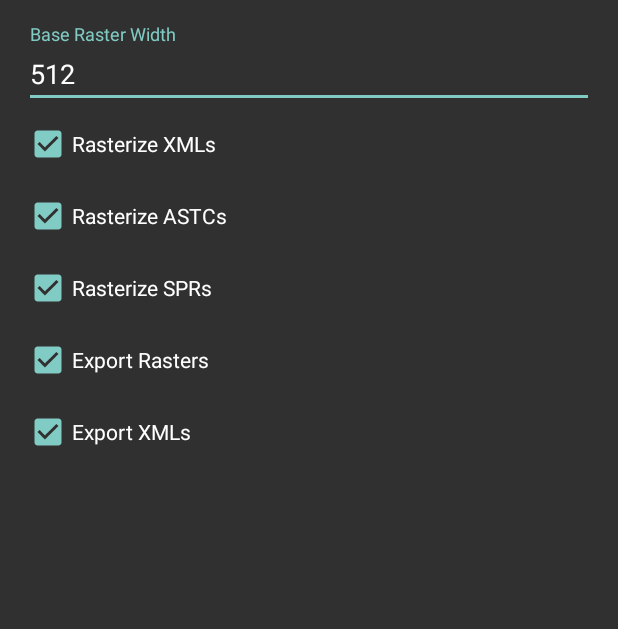
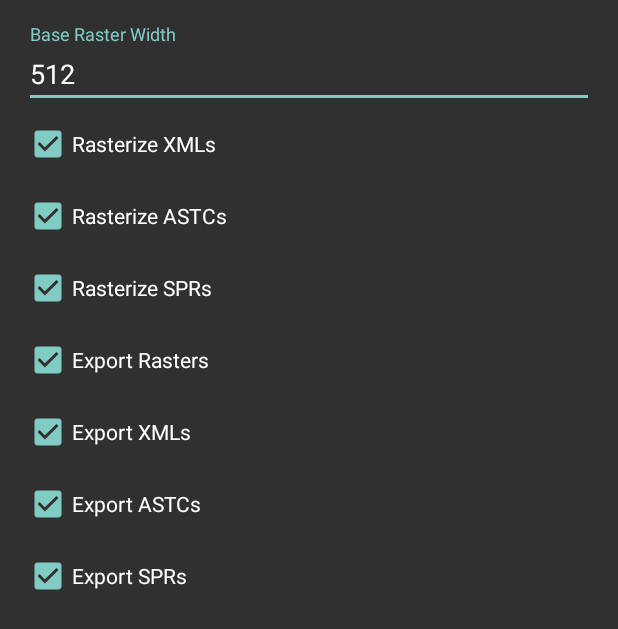
Before and after one commit to zacharee/SPRViewer, an Android app: the layout pixel_input.xml on its own in the app's theme, with its tools: preview values and no code run, on a phone screen of 412 x 824 dp. Shown: the top 629 px of the screen. Run offline under Robolectric (Android 15) with nearby library versions, the phone set to English and light mode, and no system bars.

Commit message:
Add options to directly export ASTCs and SPRs

```diff
--- a/app/src/main/res/layout/pixel_input.xml
+++ b/app/src/main/res/layout/pixel_input.xml
@@ -1,7 +1,12 @@
 <?xml version="1.0" encoding="utf-8"?>
-<LinearLayout
+<ScrollView
     xmlns:android="http://schemas.android.com/apk/res/android"
     android:padding="16dp"
+    android:orientation="vertical"
+    android:layout_width="match_parent"
+    android:layout_height="wrap_content">
+
+    <LinearLayout
         android:orientation="vertical"
         android:layout_width="match_parent"
         android:layout_height="wrap_content">
@@ -61,4 +66,22 @@
             android:text="@string/export_xmls"
             />
 
+        <CheckBox
+            android:id="@+id/export_astcs"
+            android:layout_width="match_parent"
+            android:layout_height="?android:listPreferredItemHeightSmall"
+            android:checked="true"
+            android:text="@string/export_astcs"
+            />
+
+        <CheckBox
+            android:id="@+id/export_sprs"
+            android:layout_width="match_parent"
+            android:layout_height="?android:listPreferredItemHeightSmall"
+            android:checked="true"
+            android:text="@string/export_sprs"
+            />
+
     </LinearLayout>
+
+</ScrollView>
--- a/app/src/main/res/values/strings.xml
+++ b/app/src/main/res/values/strings.xml
@@ -13,6 +13,8 @@
     <string name="export_xmls">Export XMLs</string>
     <string name="rasterize_astcs">Rasterize ASTCs</string>
     <string name="rasterize_sprs">Rasterize SPRs</string>
+    <string name="export_astcs">Export ASTCs</string>
+    <string name="export_sprs">Export SPRs</string>
 
     <string name="load_image_error">Unable to load image</string>
     <string name="enter_dimensions">Enter export dimensions</string>
```
Also changed, not shown: app/src/main/java/tk/zwander/sprviewer/ui/activities/DrawableListActivity.kt (+48 -15 lines), app/src/main/java/tk/zwander/sprviewer/views/BaseDimensionInputDialog.kt (+24 -7 lines). Lines whose indentation alone changed are shown as unchanged.
